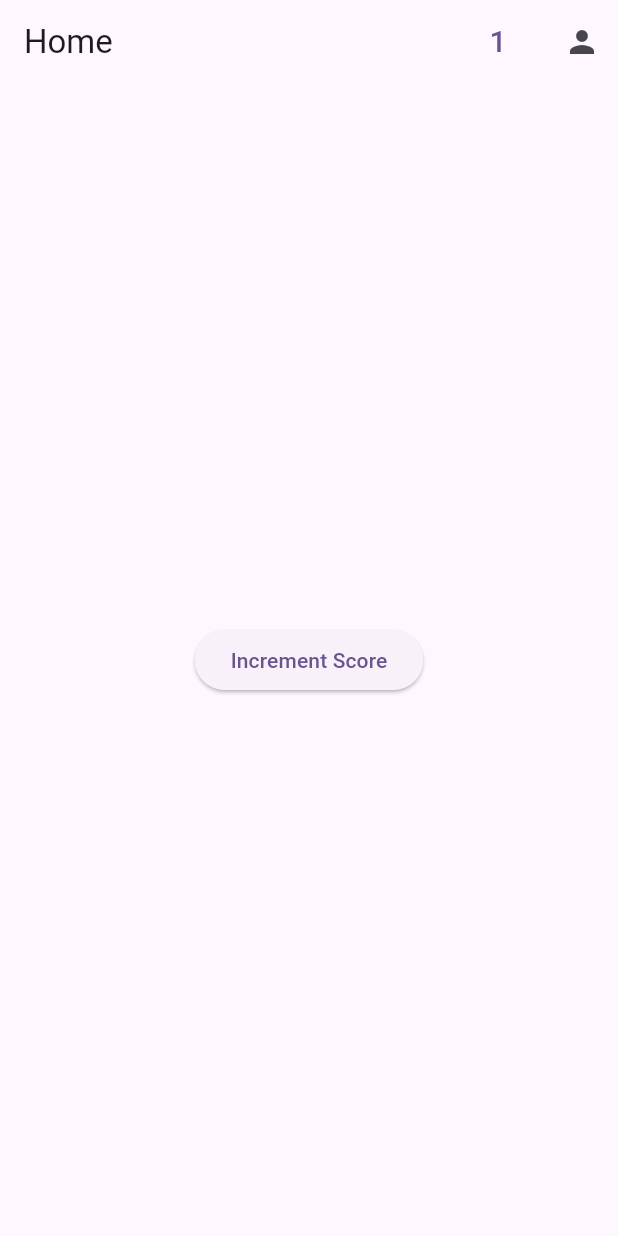
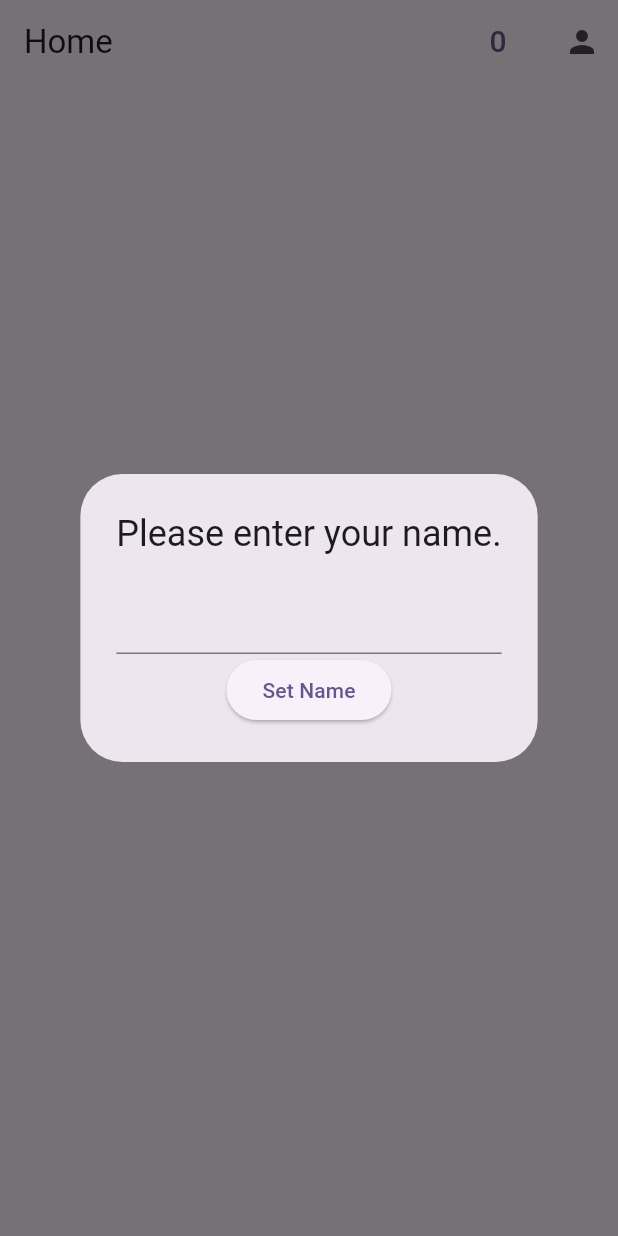
Before and after one commit to dylcarinc/click_plus_plus, a Flutter app: the screen it shows once a user with an empty profile is signed in, after a tap on "Increment Score", on a phone screen of 412 x 824 dp. Run offline on Flutter 3.47's test engine with Material 3 defaults, Android fonts, the phone set to English and light mode, and no system bars; our stand-ins replace cloud_firestore, firebase_auth, firebase_core; missing offline and left inert: firebase_ui_auth; accounts and stored records are empty.

Commit message:
Added usernames to leaderboard

```diff
--- a/lib/home.dart
+++ b/lib/home.dart
@@ -13,11 +13,13 @@ class HomeScreen extends StatefulWidget {
 
 class _HomeScreenState extends State<HomeScreen> {
   int _score = 0;
+  String _name = "";
 
   @override
   void initState() {
     super.initState();
     _loadScore();
+    _getName();
   }
 
   Future<void> _loadScore() async {
@@ -34,6 +36,29 @@ class _HomeScreenState extends State<HomeScreen> {
       }
     }
   }
+   Future<void> _getName() async {
+    final user = FirebaseAuth.instance.currentUser;
+    if (user != null) {
+      final doc = await FirebaseFirestore.instance
+          .collection('users')
+          .doc(user.uid)
+          .get();
+      if (doc.exists && doc.data()?['name'] != null) {
+        setState(() {
+        _name = doc.data()?['name'] ?? "";});
+      }
+      else{
+        setState(() {
+
+        _name = "false";});
+      }
+    }
+    else{
+      setState(() {
+
+        _name = "false";});
+    }
+  }
 
   Future<void> _incrementScore() async {
     final user = FirebaseAuth.instance.currentUser;
@@ -46,9 +71,19 @@ class _HomeScreenState extends State<HomeScreen> {
       }, SetOptions(merge: true));
     }
   }
+    Future<void> _setName(String name) async {
+    final user = FirebaseAuth.instance.currentUser;
+    if (user != null) {
+      await FirebaseFirestore.instance.collection('users').doc(user.uid).set({
+        'name': name,
+      }, SetOptions(merge: true));
+      _name = name;
+    }
+  }
+
 
   @override
-  Widget build(BuildContext context) {
+  Widget build (BuildContext context) {
     return Scaffold(
       appBar: AppBar(
         title: const Text('Home'),
@@ -87,10 +122,39 @@ class _HomeScreenState extends State<HomeScreen> {
       ),
       body: Center(
         child: ElevatedButton(
-          onPressed: _incrementScore,
+          onPressed: () {
+            final myController = TextEditingController();
+            if(_name == "false" || _name == ""){
+              showDialog(context: context,
+              builder: (BuildContext context) => AlertDialog(
+                title: const Text("Please enter your name."),
+                content: Column(
+                  mainAxisSize: MainAxisSize.min,
+                 children: [
+                  TextField(
+                    controller: myController,
+                  ),
+                  ElevatedButton(
+                    onPressed:() => {
+                    _setName(myController.text),
+                    Navigator.pop(context)
+                    },
+                    child: const Text("Set Name"))
+                 ]
+                ),
+                ));
+            }
+            else{
+                  _incrementScore();
+                }
+          },
           child: const Text('Increment Score'),
         ),
       ),
     );
   }
 }
+
+extension on Future<DocumentSnapshot<Map<String, dynamic>>> {
+  data() {}
+}
```
Also changed, not shown: 5 other files.
